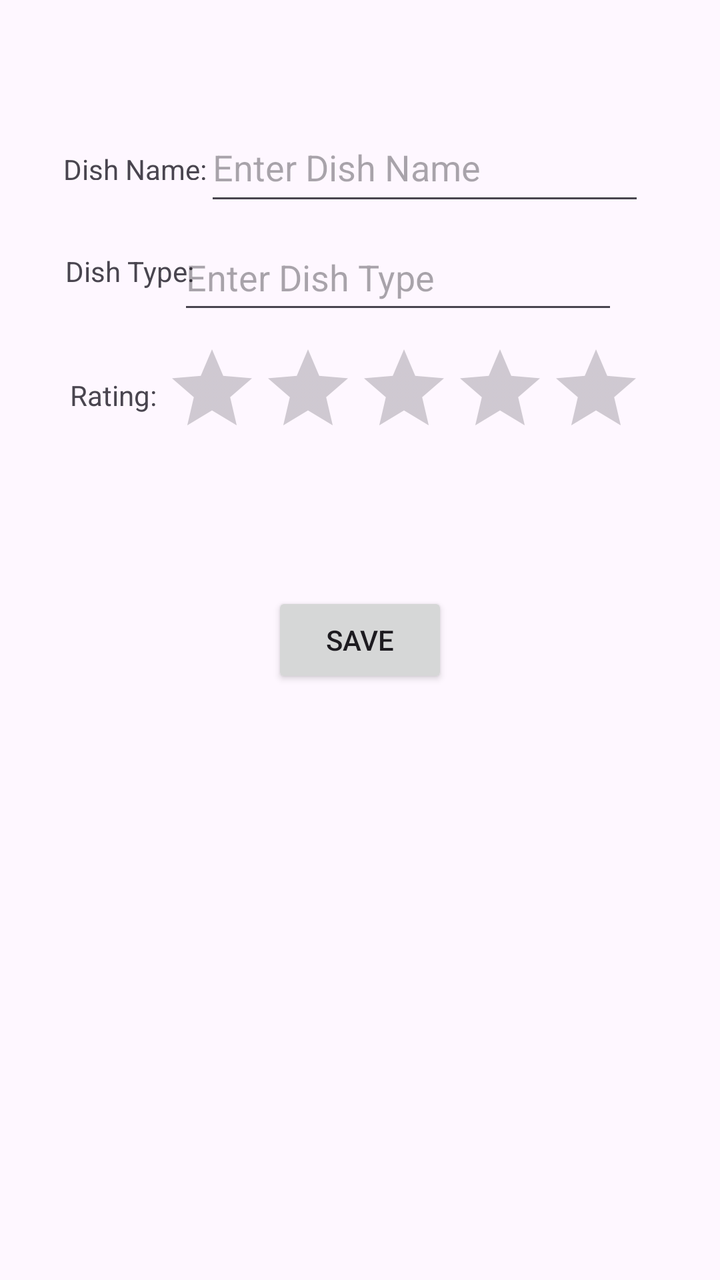
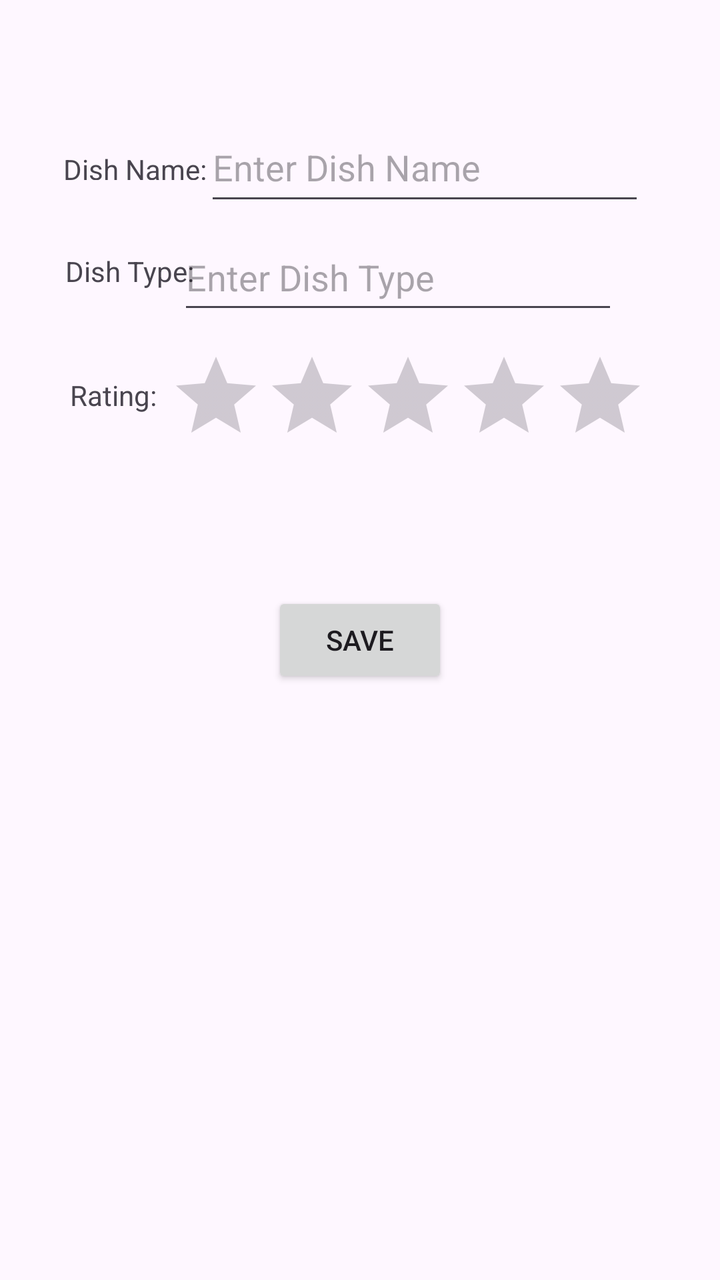

Two renders of the same Android screen: before a commit and after it. Below are the layout's source before the change and the commit's diff.
<!-- AndroidManifest.xml: application theme Theme.RestaurantRater -->
<!-- res/layout/activity_dish.xml -->
<?xml version="1.0" encoding="utf-8"?>
<androidx.constraintlayout.widget.ConstraintLayout xmlns:android="http://schemas.android.com/apk/res/android"
    xmlns:app="http://schemas.android.com/apk/res-auto"
    xmlns:tools="http://schemas.android.com/tools"
    android:id="@+id/main"
    android:layout_width="match_parent"
    android:layout_height="match_parent"
    tools:context=".DishActivity">

    <TextView
        android:id="@+id/textView6"
        android:layout_width="76dp"
        android:layout_height="15dp"
        android:text="Dish Name:"
        app:layout_constraintBottom_toBottomOf="parent"
        app:layout_constraintEnd_toEndOf="parent"
        app:layout_constraintHorizontal_bias="0.111"
        app:layout_constraintStart_toStartOf="parent"
        app:layout_constraintTop_toTopOf="parent"
        app:layout_constraintVertical_bias="0.12" />

    <EditText
        android:id="@+id/editTextText6"
        android:layout_width="220dp"
        android:layout_height="51dp"
        android:ems="10"
        android:hint="Enter Dish Name"
        android:inputType="text"
        app:layout_constraintBottom_toBottomOf="parent"
        app:layout_constraintEnd_toEndOf="parent"
        app:layout_constraintHorizontal_bias="0.731"
        app:layout_constraintStart_toStartOf="parent"
        app:layout_constraintTop_toTopOf="parent"
        app:layout_constraintVertical_bias="0.096" />

    <TextView
        android:id="@+id/textView7"
        android:layout_width="wrap_content"
        android:layout_height="wrap_content"
        android:text="Dish Type:"
        app:layout_constraintBottom_toBottomOf="parent"
        app:layout_constraintEnd_toEndOf="parent"
        app:layout_constraintHorizontal_bias="0.11"
        app:layout_constraintStart_toStartOf="parent"
        app:layout_constraintTop_toTopOf="parent"
        app:layout_constraintVertical_bias="0.203" />

    <EditText
        android:id="@+id/editTextText7"
        android:layout_width="220dp"
        android:layout_height="50dp"
        android:ems="10"
        android:hint="Enter Dish Type"
        android:inputType="text"
        app:layout_constraintBottom_toBottomOf="parent"
        app:layout_constraintEnd_toEndOf="parent"
        app:layout_constraintHorizontal_bias="0.636"
        app:layout_constraintStart_toStartOf="parent"
        app:layout_constraintTop_toTopOf="parent"
        app:layout_constraintVertical_bias="0.19" />

    <TextView
        android:id="@+id/textView8"
        android:layout_width="wrap_content"
        android:layout_height="wrap_content"
        android:text="Rating:"
        app:layout_constraintBottom_toBottomOf="parent"
        app:layout_constraintEnd_toEndOf="parent"
        app:layout_constraintHorizontal_bias="0.11"
        app:layout_constraintStart_toStartOf="parent"
        app:layout_constraintTop_toTopOf="parent"
        app:layout_constraintVertical_bias="0.303" />

    <RatingBar
        android:id="@+id/ratingBar"
        android:layout_width="wrap_content"
        android:layout_height="wrap_content"
        app:layout_constraintBottom_toBottomOf="parent"
        app:layout_constraintEnd_toEndOf="parent"
        app:layout_constraintHorizontal_bias="0.684"
        app:layout_constraintStart_toStartOf="parent"
        app:layout_constraintTop_toTopOf="parent"
        app:layout_constraintVertical_bias="0.293" />

    <Button
        android:id="@+id/button"
        android:layout_width="wrap_content"
        android:layout_height="wrap_content"
        android:text="Save"
        app:layout_constraintBottom_toBottomOf="parent"
        app:layout_constraintEnd_toEndOf="parent"
        app:layout_constraintStart_toStartOf="parent"
        app:layout_constraintTop_toTopOf="parent" />
</androidx.constraintlayout.widget.ConstraintLayout>
<!-- resources referenced by this layout -->
<resources>
  <style name="Theme.RestaurantRater" parent="Base.Theme.RestaurantRater" />
  <style name="Base.Theme.RestaurantRater" parent="Theme.Material3.DayNight.NoActionBar">
          
          
      </style>
</resources>

<!-- the commit's change to res/layout/activity_dish.xml (unified diff, before → after) -->
@@ -77,10 +77,10 @@
         android:layout_height="wrap_content"
         app:layout_constraintBottom_toBottomOf="parent"
         app:layout_constraintEnd_toEndOf="parent"
-        app:layout_constraintHorizontal_bias="0.684"
+        app:layout_constraintHorizontal_bias="0.701"
         app:layout_constraintStart_toStartOf="parent"
         app:layout_constraintTop_toTopOf="parent"
-        app:layout_constraintVertical_bias="0.293" />
+        app:layout_constraintVertical_bias="0.299" />
 
     <Button
         android:id="@+id/button"
